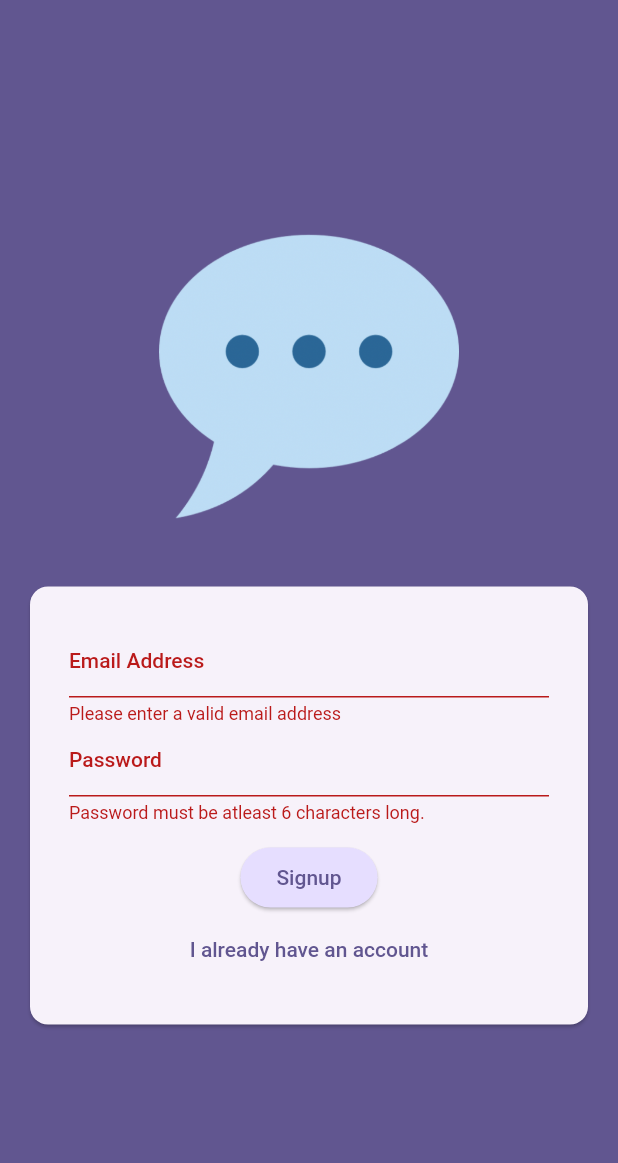
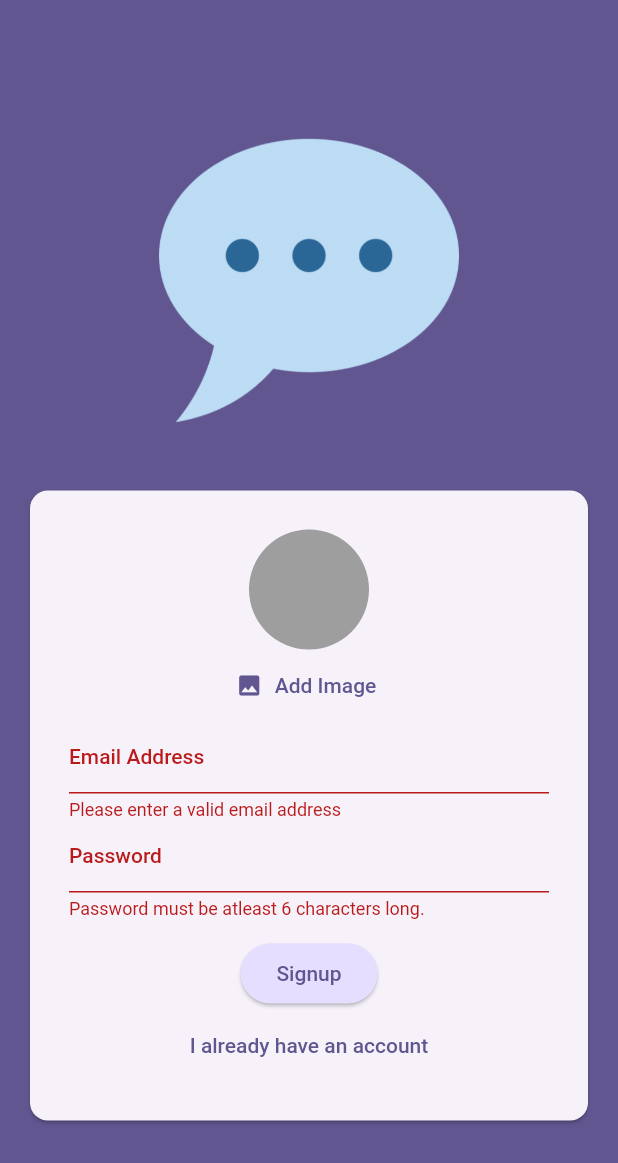
Before and after one commit to AnzathuPindani/chatapp, a Flutter app: the screen it shows after launch, after a tap on "Login", after a tap on "Create an account", on a phone screen of 412 x 824 dp. Shown: the top 1163 px of the screen. Run offline on Flutter 3.47's test engine with Material 2 defaults, Android fonts, the phone set to English and light mode, and no system bars; our stand-ins replace firebase_auth, firebase_core, firebase_storage, image_picker; accounts and stored records are empty.

Commit message:
Image Upload

```diff
--- a/lib/screens/auth.dart
+++ b/lib/screens/auth.dart
@@ -1,5 +1,8 @@
+import 'package:firebase_storage/firebase_storage.dart';
+import 'package:flatchatapp/widgets/user_image_picker.dart';
 import 'package:flutter/material.dart';
 import 'package:firebase_auth/firebase_auth.dart';
+import 'dart:io';
 
 final _firebase = FirebaseAuth.instance;
 
@@ -12,29 +15,46 @@
 
 class _AuthScreenState extends State<AuthScreen> {
   final _form = GlobalKey<FormState>();
+  File? _selectedImage;
+  var _isAuthenticating = false;
   var _isLogin = true;
   var _enteredEmail = '';
   var _enteredPassword = '';
 
   void _submit() async {
     final isValid = _form.currentState!.validate();
-    if (!isValid) {
+    if (!isValid || !_isLogin && _selectedImage == null) {
       return;
     }
+
     _form.currentState!.save();
     try {
+      setState(() {
+        _isAuthenticating = true;
+      });
       if (_isLogin) {
         final userCredentials = await _firebase.signInWithEmailAndPassword(
             email: _enteredEmail, password: _enteredPassword);
       } else {
         final userCredentiasls = await _firebase.createUserWithEmailAndPassword(
             email: _enteredEmail, password: _enteredPassword);
+        final storageRef = FirebaseStorage.instance
+            .ref()
+            .child('user_images')
+            .child('${userCredentiasls.user!.uid}.jpg');
+
+        await storageRef.putFile(_selectedImage!);
+        final imageUrl = await storageRef.getDownloadURL();
+        print(imageUrl);
       }
     } on FirebaseAuthException catch (error) {
       ScaffoldMessenger.of(context).clearSnackBars();
       ScaffoldMessenger.of(context).showSnackBar(SnackBar(
         content: Text(error.message ?? 'Authentication failed'),
       ));
+      setState(() {
+        _isAuthenticating = false;
+      });
     }
   }
 
@@ -67,6 +87,12 @@
                       child: Column(
                         mainAxisSize: MainAxisSize.min,
                         children: [
+                          if (!_isLogin)
+                            UserImagePicker(
+                              onPickImage: (pickImage) {
+                                _selectedImage = pickImage;
+                              },
+                            ),
                           TextFormField(
                             decoration: const InputDecoration(
                               labelText: 'Email Address',
@@ -103,6 +129,9 @@
                             },
                           ),
                           const SizedBox(height: 12),
+                          if (_isAuthenticating)
+                            const CircularProgressIndicator(),
+                          if (!_isAuthenticating)
                             ElevatedButton(
                               onPressed: _submit,
                               style: ElevatedButton.styleFrom(
@@ -112,6 +141,7 @@
                               ),
                               child: Text(_isLogin ? 'Login' : 'Signup'),
                             ),
+                          if (!_isAuthenticating)
                             TextButton(
                               onPressed: () {
                                 setState(() {
--- /dev/null
+++ b/lib/widgets/user_image_picker.dart
@@ -0,0 +1,54 @@
+import 'package:flutter/material.dart';
+import 'package:image_picker/image_picker.dart';
+import 'dart:io';
+
+class UserImagePicker extends StatefulWidget {
+  const UserImagePicker({super.key, required this.onPickImage});
+
+  final void Function(File pickedImage) onPickImage;
+
+  @override
+  State<UserImagePicker> createState() => _UserImagePickerState();
+}
+
+class _UserImagePickerState extends State<UserImagePicker> {
+  File? _pickedImageFile;
+
+  void _pickImage() async {
+    final pickedImage = await ImagePicker().pickImage(
+      source: ImageSource.camera,
+      imageQuality: 50,
+      maxWidth: 150,
+    );
+
+    if (pickedImage == null) {
+      return;
+    }
+    setState(() {
+      _pickedImageFile = File(pickedImage.path);
+    });
+
+    widget.onPickImage(_pickedImageFile!);
+  }
+
+  @override
+  Widget build(BuildContext context) {
+    return Column(
+      children: [
+        CircleAvatar(
+          radius: 40,
+          backgroundColor: Colors.grey,
+          foregroundImage:
+              _pickedImageFile != null ? FileImage(_pickedImageFile!) : null,
+        ),
+        TextButton.icon(
+            onPressed: _pickImage,
+            icon: const Icon(Icons.image),
+            label: Text(
+              'Add Image',
+              style: TextStyle(color: Theme.of(context).colorScheme.primary),
+            ))
+      ],
+    );
+  }
+}
--- a/pubspec.yaml
+++ b/pubspec.yaml
@@ -37,6 +37,8 @@
   cupertino_icons: ^1.0.2
   firebase_core: ^2.13.0
   firebase_auth: ^4.6.1
+  firebase_storage: ^11.2.1
+  image_picker: ^0.8.7+5
 
 dev_dependencies:
   flutter_test:
```
Also changed, not shown: pubspec.lock, 3 other files. Lines whose indentation alone changed are shown as unchanged.
